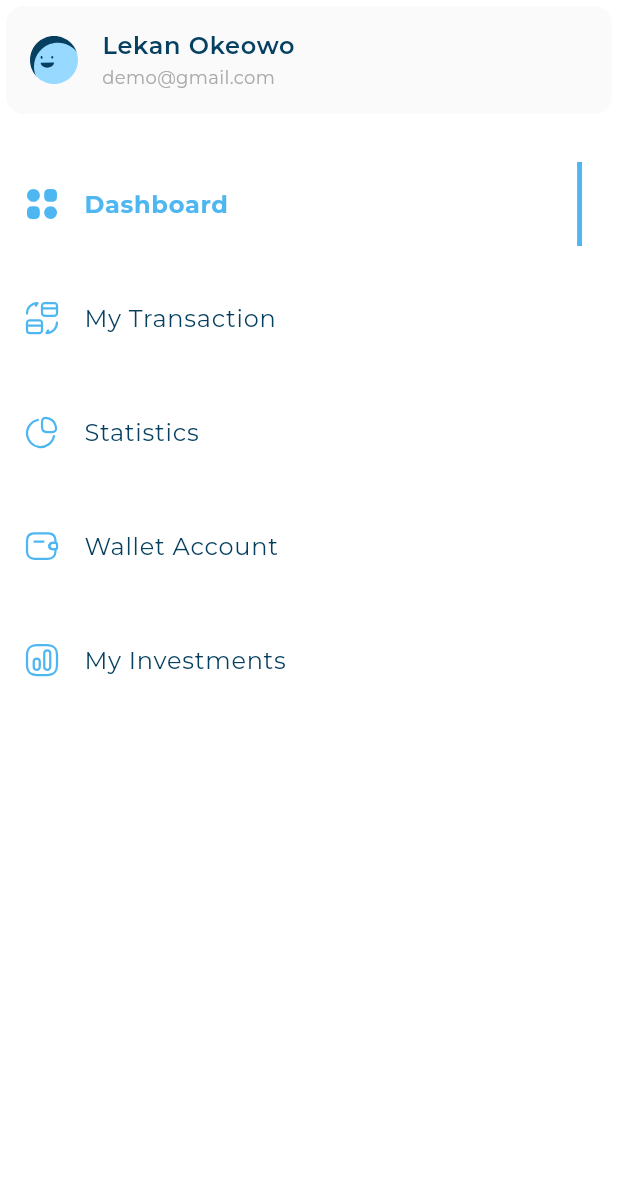
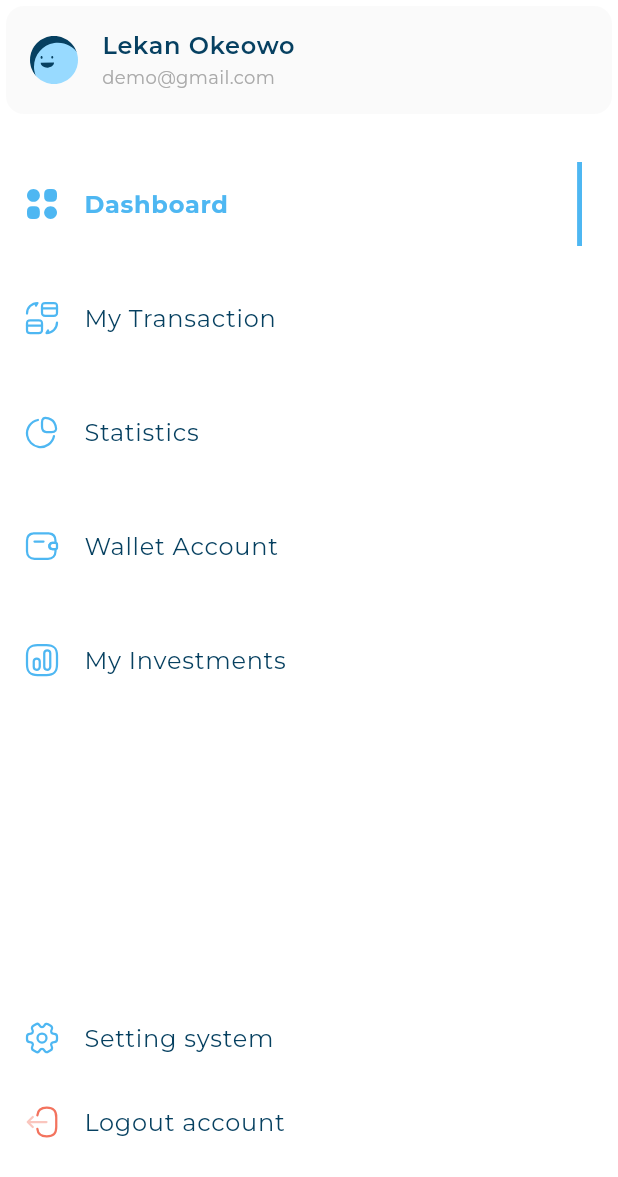
Before and after one commit to Amer-Shammout/responsive_dash_board, a Flutter app: the CustomDrawer widget shown alone on an empty page, opened directly, on a phone screen of 412 x 824 dp. Shown: the top 1177 px of the screen. Run offline on Flutter 3.47's test engine with Material 3 defaults, Android fonts, the phone set to English and light mode, and no system bars; our stand-ins replace flutter_svg; project files that could hold a hidden picture were left out.

Commit message:
custom drawer done

```diff
--- a/lib/widgets/custom_drawer.dart
+++ b/lib/widgets/custom_drawer.dart
@@ -1,12 +1,12 @@
 import 'package:flutter/material.dart';
+import 'package:responsive_dash_board/models/drawer_item_model.dart';
 import 'package:responsive_dash_board/utils/app_images.dart';
 import 'package:responsive_dash_board/widgets/drawer_items_list_view.dart';
+import 'package:responsive_dash_board/widgets/in_active_drawer_item.dart';
 import 'package:responsive_dash_board/widgets/user_info_list_tile.dart';
 
 class CustomDrawer extends StatelessWidget {
   const CustomDrawer({super.key});
-
-
 
   @override
   Widget build(BuildContext context) {
@@ -23,6 +23,22 @@ class CustomDrawer extends StatelessWidget {
             height: 8,
           ),
           DrawerItemsListView(),
+          Spacer(),
+          InActiveDrawerItem(
+            drawerItem: DrawerItemModel(
+              title: "Setting system",
+              image: Assets.imagesSetting,
+            ),
+          ),
+          InActiveDrawerItem(
+            drawerItem: DrawerItemModel(
+              title: "Logout account",
+              image: Assets.imagesLogout,
+            ),
+          ),
+          SizedBox(
+            height: 48,
+          ),
         ],
       ),
     );
```
